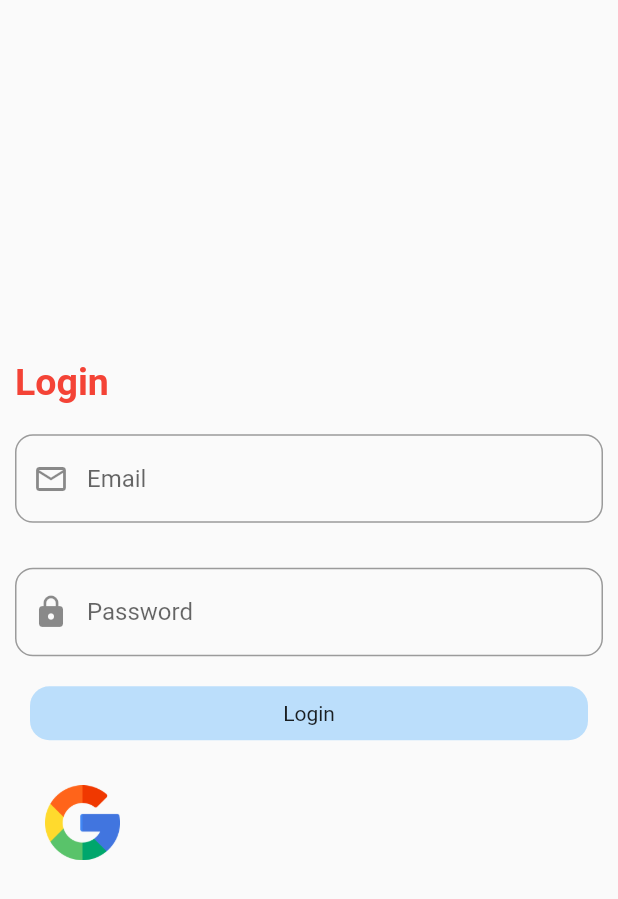
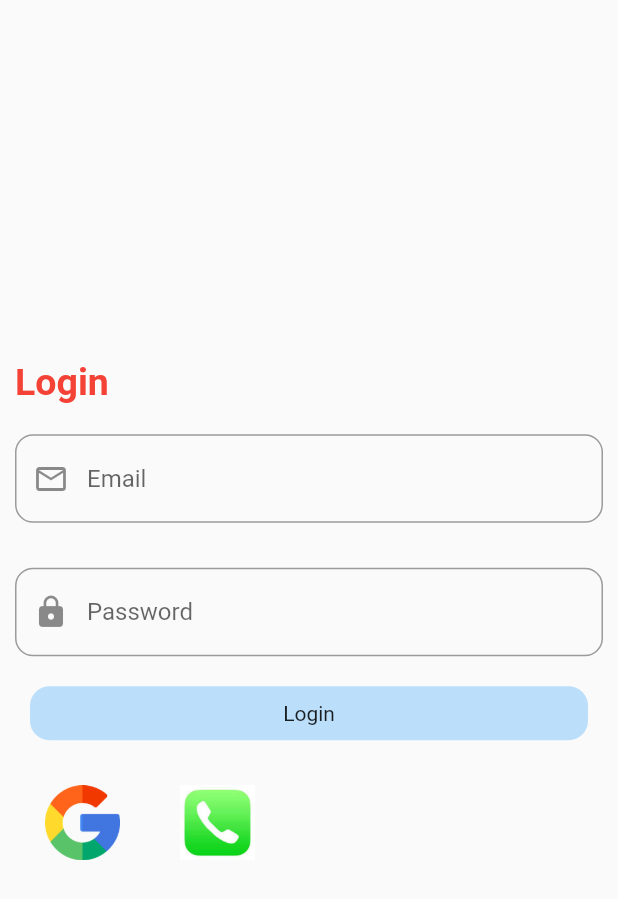
Before and after one commit to Dharmeshkatariya/fiurestorequeary, a Flutter app: the screen it shows after launch, on a phone screen of 412 x 824 dp. Shown: the top 899 px of the screen. Run offline on Flutter 3.47's test engine with Material 2 defaults, Android fonts, the phone set to English and light mode, and no system bars; our stand-ins replace cloud_firestore, firebase_auth, firebase_core, get, google_sign_in; accounts and stored records are empty.

```diff
--- a/lib/common.dart
+++ b/lib/common.dart
@@ -2,6 +2,7 @@ import 'package:flutter/cupertino.dart';
 import 'package:flutter/material.dart';
 
 class Common {
+  static  String verificationId= "";
   static Widget button(
       {required String text, GestureTapCallback? onTap, Color? color}) {
     return GestureDetector(
--- a/lib/routes/nameroute.dart
+++ b/lib/routes/nameroute.dart
@@ -2,4 +2,6 @@ class NameRoutes{
   static const  String logInScreen = "/loginscreen";
   static const String signupScreen = "/signupscreen";
   static const   String homeScreen = "/homescreen";
+  static const   String mobileVerificationScreen = "/mobileVerificationScreen";
+  static const   String otpScreen = "/otpscreen";
 }
--- a/lib/routes/pageroute.dart
+++ b/lib/routes/pageroute.dart
@@ -1,3 +1,5 @@
+import 'package:collectionoffirestore/screen/mobileverification.dart';
+import 'package:collectionoffirestore/screen/otpscreen.dart';
 import 'package:get/get.dart';
 
 import '../screen/homescreen.dart';
@@ -5,19 +7,27 @@ import '../screen/loginscreen.dart';
 import '../screen/signuoscreen.dart';
 import 'nameroute.dart';
 
-class PageRoutes{
+class PageRoutes {
   static final pages = [
     GetPage(
-  name: NameRoutes.logInScreen,
-  page: ()=>LogInScreen(),
-  ),
+      name: NameRoutes.logInScreen,
+      page: () => LogInScreen(),
+    ),
     GetPage(
       name: NameRoutes.signupScreen,
-      page: ()=>SignUpScreen(),
+      page: () => SignUpScreen(),
     ),
     GetPage(
       name: NameRoutes.homeScreen,
-      page: ()=>HomeScreen(),
+      page: () => HomeScreen(),
+    ),
+    GetPage(
+      name: NameRoutes.mobileVerificationScreen,
+      page: () => MobileVerificationScreen(),
+    ),
+    GetPage(
+      name: NameRoutes.otpScreen,
+      page: () => OtpScreen(),
     ),
   ];
 }
--- a/lib/screen/loginscreen.dart
+++ b/lib/screen/loginscreen.dart
@@ -44,23 +44,35 @@ class LogInScreen extends StatelessWidget {
                   _controller.loginUser();
                   Get.toNamed(NameRoutes.homeScreen);
                 }),
-            GestureDetector(
-              onTap: () {
-                AuthMethod().googleSignInUser();
-              },
-              child: Container(
-                padding: const EdgeInsets.symmetric(horizontal: 10),
-                margin:
-                    const EdgeInsets.symmetric(vertical: 10, horizontal: 10),
-                child: Image.asset(
-                  "assets/icon/g.png",
-                  height: 50,
-                ),
-              ),
+            Row(
+              children: [
+                _rowImage(
+                    image: "assets/icon/g.png",
+                    onTap: () {
+                      AuthMethod().googleSignInUser();
+                    }),
+                _rowImage(image: "assets/icon/p.jpg", onTap: () {
+                  Get.toNamed(NameRoutes.mobileVerificationScreen);
+                }),
+              ],
             )
           ],
         ),
       ),
     );
   }
+
+  Widget _rowImage({required String image, GestureTapCallback? onTap}) {
+    return GestureDetector(
+      onTap: onTap,
+      child: Container(
+        padding: const EdgeInsets.symmetric(horizontal: 10),
+        margin: const EdgeInsets.symmetric(vertical: 10, horizontal: 10),
+        child: Image.asset(
+          image,
+          height: 50,
+        ),
+      ),
+    );
+  }
 }
```
Also changed, not shown: lib/method/authmethod.dart (+45 -4 lines), lib/screen/mobileverification.dart (added, +47 -0 lines), lib/screen/otpscreen.dart (added, +35 -0 lines), assets/icon/p.jpg (added).
